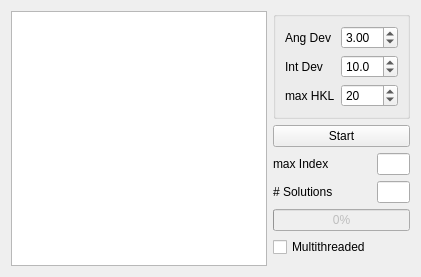
This is ui/Indexdisplay.ui in jonasstein/clip as Qt 5 draws it before an edit. The edited form follows.
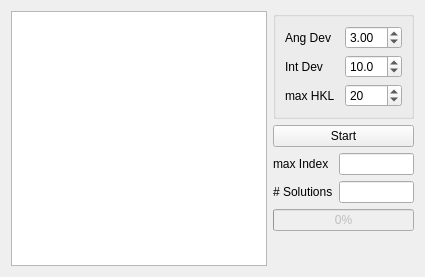
This is the edited form. Icons and pictures are not drawn.

Patch:
```diff
--- a/ui/Indexdisplay.ui
+++ b/ui/Indexdisplay.ui
@@ -6,7 +6,7 @@
    <rect>
     <x>0</x>
     <y>0</y>
-    <width>402</width>
+    <width>425</width>
     <height>277</height>
    </rect>
   </property>
@@ -187,7 +187,7 @@
      </property>
     </widget>
    </item>
-   <item row="6" column="1">
+   <item row="5" column="1">
     <spacer name="verticalSpacer">
      <property name="orientation">
       <enum>Qt::Vertical</enum>
@@ -200,13 +200,6 @@
      </property>
     </spacer>
    </item>
-   <item row="5" column="1">
-    <widget class="QCheckBox" name="checkBox">
-     <property name="text">
-      <string>Multithreaded</string>
-     </property>
-    </widget>
-   </item>
   </layout>
  </widget>
  <resources>
```
Left out of the diff: 2 changed lines with no effect on the pictures.
